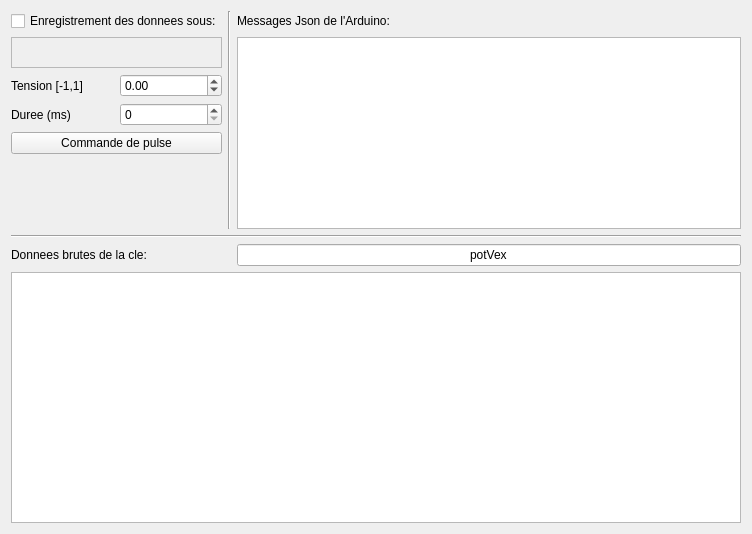
GPr1me/RobotPendule, file IdentificationParams/identification_Qt/mainwindow.ui: the form before one commit.
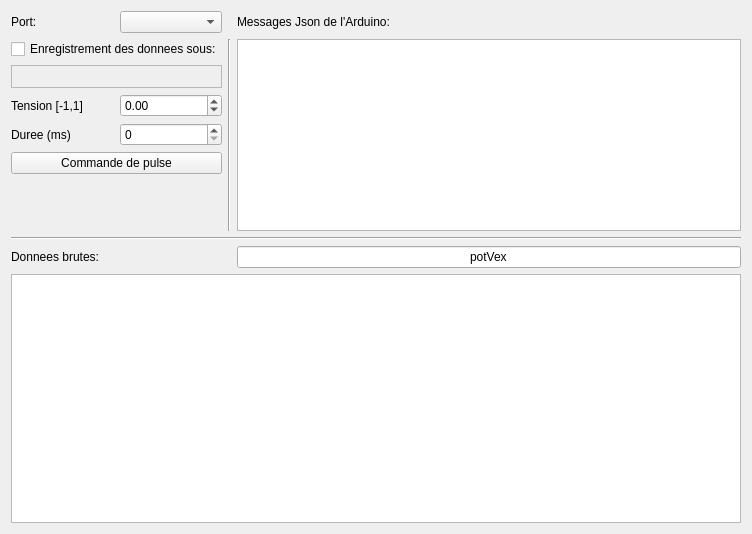
The form after the commit.

Commit message: added dynamic port feature

Patch:
```diff
--- a/IdentificationParams/identification_Qt/mainwindow.ui
+++ b/IdentificationParams/identification_Qt/mainwindow.ui
@@ -52,15 +52,6 @@
       </property>
      </widget>
     </item>
-    <item row="4" column="3" rowspan="6">
-     <widget class="QTextBrowser" name="textBrowser">
-      <property name="font">
-       <font>
-        <pointsize>9</pointsize>
-       </font>
-      </property>
-     </widget>
-    </item>
     <item row="11" column="0" colspan="4">
      <widget class="Line" name="line">
       <property name="orientation">
@@ -68,29 +59,6 @@
       </property>
      </widget>
     </item>
-    <item row="3" column="3">
-     <widget class="QLabel" name="label_4">
-      <property name="text">
-       <string>Messages Json de l'Arduino:</string>
-      </property>
-      <property name="alignment">
-       <set>Qt::AlignLeading|Qt::AlignLeft|Qt::AlignVCenter</set>
-      </property>
-     </widget>
-    </item>
-    <item row="4" column="0" colspan="2">
-     <widget class="QLabel" name="label_pathCSV">
-      <property name="frameShape">
-       <enum>QFrame::StyledPanel</enum>
-      </property>
-      <property name="text">
-       <string/>
-      </property>
-      <property name="textFormat">
-       <enum>Qt::AutoText</enum>
-      </property>
-     </widget>
-    </item>
     <item row="6" column="1">
      <widget class="QSpinBox" name="DurationBox">
       <property name="keyboardTracking">
@@ -124,7 +92,7 @@
     <item row="14" column="0" colspan="3">
      <widget class="QLabel" name="label_3">
       <property name="text">
-       <string>Donnees brutes de la cle:</string>
+       <string>Donnees brutes:</string>
       </property>
      </widget>
     </item>
@@ -141,6 +109,48 @@
       </property>
      </widget>
     </item>
+    <item row="0" column="3">
+     <widget class="QLabel" name="label_4">
+      <property name="text">
+       <string>Messages Json de l'Arduino:</string>
+      </property>
+      <property name="alignment">
+       <set>Qt::AlignLeading|Qt::AlignLeft|Qt::AlignVCenter</set>
+      </property>
+     </widget>
+    </item>
+    <item row="3" column="3" rowspan="7">
+     <widget class="QTextBrowser" name="textBrowser">
+      <property name="font">
+       <font>
+        <pointsize>9</pointsize>
+       </font>
+      </property>
+     </widget>
+    </item>
+    <item row="0" column="1">
+     <widget class="QComboBox" name="comboBoxPort"/>
+    </item>
+    <item row="0" column="0">
+     <widget class="QLabel" name="label_5">
+      <property name="text">
+       <string>Port:</string>
+      </property>
+     </widget>
+    </item>
+    <item row="4" column="0" colspan="2">
+     <widget class="QLabel" name="label_pathCSV">
+      <property name="frameShape">
+       <enum>QFrame::StyledPanel</enum>
+      </property>
+      <property name="text">
+       <string/>
+      </property>
+      <property name="textFormat">
+       <enum>Qt::AutoText</enum>
+      </property>
+     </widget>
+    </item>
    </layout>
   </widget>
  </widget>
```
The commit also changes 5 other files.
